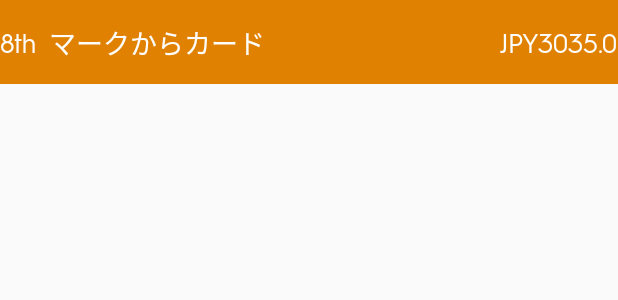
After one commit to rendecano/MoneytreeLight, an Android app: the layout list_item_transaction.xml on its own in the app's theme, with its tools: preview values and no code run, on a phone screen of 412 x 824 dp. The commit adds this screen. Shown: the top 300 px of the screen. Run offline under Robolectric (Android 15) with nearby library versions, the phone set to English and light mode, and no system bars.

Commit message:
User-story-2 : Added UI implementation to display the transaction list

```diff
--- a/app/src/main/java/io/rendecano/moneytreelight/accounts/di/AccountBindingModule.kt
+++ b/app/src/main/java/io/rendecano/moneytreelight/accounts/di/AccountBindingModule.kt
@@ -1,4 +1,4 @@
-package io.rendecano.stox.list.di
+package io.rendecano.moneytreelight.accounts.di
 
 import android.content.Context
 import com.google.gson.Gson
--- a/app/src/main/java/io/rendecano/moneytreelight/transactions/domain/interactor/GetTransactionList.kt
+++ b/app/src/main/java/io/rendecano/moneytreelight/transactions/domain/interactor/GetTransactionList.kt
@@ -10,7 +10,7 @@ import javax.inject.Inject
 class GetTransactionList @Inject constructor(private val transactionRepository: TransactionRepository) : BaseUseCase<List<Transaction>, GetTransactionList.Params>() {
     override suspend fun run(params: Params?): Either<Failure, List<Transaction>> {
         return try {
-            val result = transactionRepository.getTransactions(params!!.accountId).sortedBy { it.date }
+            val result = transactionRepository.getTransactions(params!!.accountId).sortedByDescending { it.date }
             Either.Right(result)
         } catch (exception: Exception) {
             Either.Left(Failure.FeatureFailure())
--- /dev/null
+++ b/app/src/main/res/layout/list_item_transaction.xml
@@ -0,0 +1,57 @@
+<?xml version="1.0" encoding="utf-8"?>
+<layout xmlns:android="http://schemas.android.com/apk/res/android"
+    xmlns:app="http://schemas.android.com/apk/res-auto"
+    xmlns:tools="http://schemas.android.com/tools">
+
+    <data>
+
+        <variable
+            name="transaction"
+            type="io.rendecano.moneytreelight.transactions.domain.model.Transaction" />
+
+        <import type="android.view.View" />
+    </data>
+
+    <androidx.constraintlayout.widget.ConstraintLayout
+        android:id="@+id/layout_info"
+        android:layout_width="match_parent"
+        android:layout_height="@dimen/row_height"
+        android:background="@color/colorBackground">
+
+        <TextView
+            android:id="@+id/txt_day"
+            android:layout_width="wrap_content"
+            android:layout_height="wrap_content"
+            android:text="@{transaction.date}"
+            android:textSize="@dimen/txt_size_18"
+            app:layout_constraintBottom_toBottomOf="parent"
+            app:layout_constraintStart_toStartOf="parent"
+            app:layout_constraintTop_toTopOf="parent"
+            tools:text="8th" />
+
+        <TextView
+            android:id="@+id/txt_description"
+            android:layout_width="wrap_content"
+            android:layout_height="wrap_content"
+            android:text="@{transaction.description}"
+            android:paddingStart="@dimen/grid_8"
+            android:paddingEnd="@dimen/grid_8"
+            android:textSize="@dimen/txt_size_18"
+            app:layout_constraintBottom_toBottomOf="parent"
+            app:layout_constraintStart_toEndOf="@id/txt_day"
+            app:layout_constraintTop_toTopOf="parent"
+            tools:text="マークからカード" />
+
+        <TextView
+            android:id="@+id/txt_balance"
+            android:layout_width="wrap_content"
+            android:layout_height="wrap_content"
+            android:text="@{Double.toString(transaction.amount)}"
+            android:textSize="@dimen/txt_size_18"
+            app:layout_constraintBottom_toBottomOf="parent"
+            app:layout_constraintEnd_toEndOf="parent"
+            app:layout_constraintTop_toTopOf="parent"
+            tools:text="JPY3035.0" />
+
+    </androidx.constraintlayout.widget.ConstraintLayout>
+</layout>
```
Also changed, not shown: app/src/main/java/io/rendecano/moneytreelight/accounts/presentation/adapter/AccountsListAdapter.kt (+5 -5 lines), app/src/main/java/io/rendecano/moneytreelight/accounts/presentation/ui/AccountsListFragment.kt (+6 -3 lines), app/src/main/java/io/rendecano/moneytreelight/common/di/AppComponent.kt (+6 -2 lines), app/src/main/res/navigation/nav_main_graph.xml (+16 -1 lines).
